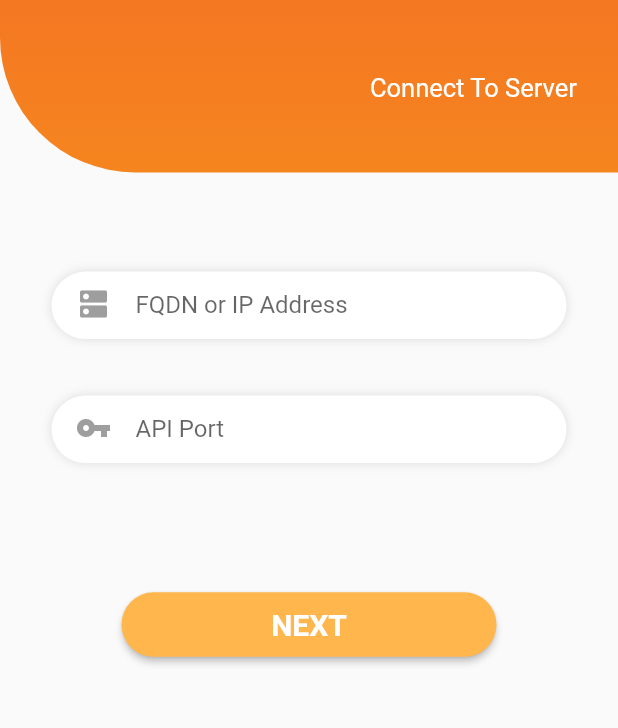
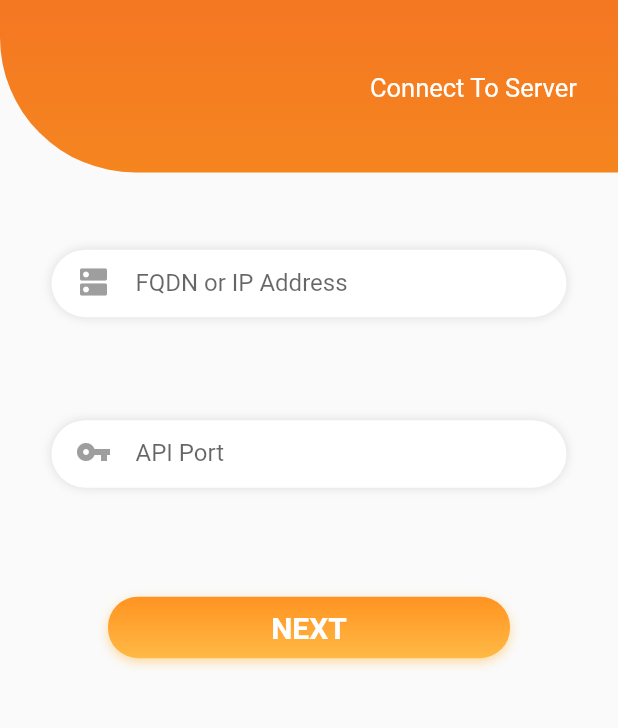
Before and after one commit to Adam-Schildkraut/proxcontrol, a Flutter app: the ServerDetailsLoginScreen screen opened directly, on a phone screen of 412 x 824 dp, the part 322-1050 px from its top. Run offline on Flutter 3.47's test engine with Material 2 defaults, Android fonts, the phone set to English and light mode, and no system bars; drawn by our look-alikes of gradient_widgets; our stand-ins replace connectivity, dots_indicator, flutter_secure_storage, font_awesome_flutter, modal_progress_hud, shared_preferences; accounts and stored records are empty.

Commit message:
Login Screen UI Design

```diff
--- a/lib/server_details_login_screen.dart
+++ b/lib/server_details_login_screen.dart
@@ -2,6 +2,7 @@ import 'package:flutter/material.dart';
 import 'package:Proxcontrol/server_auth_login_screen.dart';
 import 'package:Proxcontrol/Client/client.dart';
 import 'package:modal_progress_hud/modal_progress_hud.dart';
+import 'package:gradient_widgets/gradient_widgets.dart';
 
 class ServerDetailsLoginScreen extends StatefulWidget {
   @override
@@ -49,7 +50,6 @@ class _ServerDetailsLoginScreenState extends State<ServerDetailsLoginScreen> {
     }
 
     final image = Container(
-      alignment: Alignment.topCenter,
       width: MediaQuery.of(context).size.width,
       height: MediaQuery.of(context).size.height / 2.5,
       decoration: BoxDecoration(
@@ -169,13 +169,13 @@ class _ServerDetailsLoginScreenState extends State<ServerDetailsLoginScreen> {
       ),
     );
 
-    final nextButton = ButtonTheme (
-        minWidth: 250.0,
-        height: 20.0,
-        child: RaisedButton(
-        shape: RoundedRectangleBorder(
-          borderRadius: BorderRadius.circular(24)),
-        onPressed: () {
+    final nextButton = Center(
+      child: Column(
+      crossAxisAlignment: CrossAxisAlignment.center,
+      mainAxisAlignment: MainAxisAlignment.center,
+      children: [
+        GradientButton(
+          callback: () {
           if(_formKey.currentState.validate()) {
             _formKey.currentState.save();
 
@@ -207,52 +207,59 @@ class _ServerDetailsLoginScreenState extends State<ServerDetailsLoginScreen> {
             });
           }
         },
-
-        padding: EdgeInsets.all(10),
-        color: Colors.orange[300],
+          gradient: LinearGradient(
+            begin: Alignment.topCenter,
+            end: Alignment.bottomCenter,
+            colors: [
+              Color(0xFFff9321),
+              Color(0xFFffb946)
+            ],
+          ),
+          increaseWidthBy: 180,
+          increaseHeightBy: 5,
           child: Text('NEXT', style: TextStyle(fontSize: 20, fontWeight: FontWeight.bold, color: Colors.white))
           )
+        ]
+      ),
     );
 
     _buildVerticalLayout() {
       return Form(
         key: _formKey,
-        child: Stack(
+        child: ListView(
+          padding: EdgeInsets.all(0),
           children: <Widget>[
             image,
 
-              Align (
+            Align(
               alignment: FractionalOffset(0.5, 0.49),
               child: Padding(
                 padding: EdgeInsets.only(
+                    top: screenHeight / 16,
+                    bottom: screenHeight / 24,
                     left: screenWidth / 12,
                     right: screenWidth / 12,
-                      top: screenHeight / 30),
-                  child: serverAddressField,
+                  ),
+                child: serverAddressField
               ),
             ),
 
-              Align (
+            Align(
               alignment: FractionalOffset(0.5, 0.6),
               child: Padding(
                 padding: EdgeInsets.only(
+                  bottom: screenHeight / 12,
                   left: screenWidth / 12,
                   right: screenWidth / 12,
-                  top: screenHeight / 30),
+                  top: screenHeight / 24,
+                ),
                 child: serverPortField,
               ),
             ),
 
             Align(
-              alignment: FractionalOffset(0.5, 0.8),
-              child: Padding(
-              padding: EdgeInsets.only(
-                left: screenWidth / 12,
-                right: screenWidth / 12,
-                top: screenHeight / 20,
-                bottom: screenHeight / 30),
+              alignment: FractionalOffset(0.5, 0.6),
               child: nextButton,
-              ),
             ),
           ],
         ),
@@ -260,13 +267,9 @@ class _ServerDetailsLoginScreenState extends State<ServerDetailsLoginScreen> {
     }
 
     _buildHorizontalLayout() {
-      return GridView.count(
-        //shrinkWrap: true,
-        crossAxisCount: 2,
-        children: <Widget>[
-          Column(
-            mainAxisAlignment: MainAxisAlignment.center,
-            crossAxisAlignment: CrossAxisAlignment.center,
+      return Form(
+        key: _formKey,
+        child: Stack(
           children: <Widget>[
             Padding(
               padding: EdgeInsets.only(
@@ -274,44 +277,36 @@ class _ServerDetailsLoginScreenState extends State<ServerDetailsLoginScreen> {
                   right: screenWidth / 10),
               child: image,
             ),
-            ],
-          ),
 
-          ListView(
-            shrinkWrap: true,
-            children: <Widget>[
             Padding(
               padding: EdgeInsets.only(
                   right: screenWidth / 18,
-                    top: screenHeight / 5),
+                  top: screenHeight / 2,
+                  bottom: screenHeight / 10
+              ),
               child: serverAddressField,
             ),
 
             Padding(
               padding: EdgeInsets.only(
-                    right: screenWidth / 18,
-                    top: screenHeight / 30,
-                    bottom: screenHeight / 20),
-                child: serverPortField,
+                  left: screenWidth / 10,
+                  right: screenWidth / 10,
+                  top: screenHeight / 1.7
+                  ),
+              child: nextButton,
             ),
 
-              Padding(
-                padding: EdgeInsets.only(
-                    right: screenWidth / 18,
-                    top: screenHeight / 20,
-                    bottom: screenHeight / 30),
-                child: nextButton
-              ),
+            nextButton,
           ],
         )
-        ],
       );
     }
 
     return Scaffold(
       body: ModalProgressHUD(
           inAsyncCall: _connecting,
-          child: _buildVerticalLayout())
+          child: _buildVerticalLayout()
+      )
     );
   }
 }
--- a/pubspec.yaml
+++ b/pubspec.yaml
@@ -21,6 +21,7 @@ dependencies:
   intro_views_flutter: ^2.6.0
   modal_progress_hud: ^0.1.3
   connectivity: ^0.4.2+2
+  gradient_widgets: ^0.4.0
 
 dev_dependencies:
   flutter_test:
```
Also changed, not shown: pubspec.lock. Lines whose indentation alone changed are shown as unchanged.
